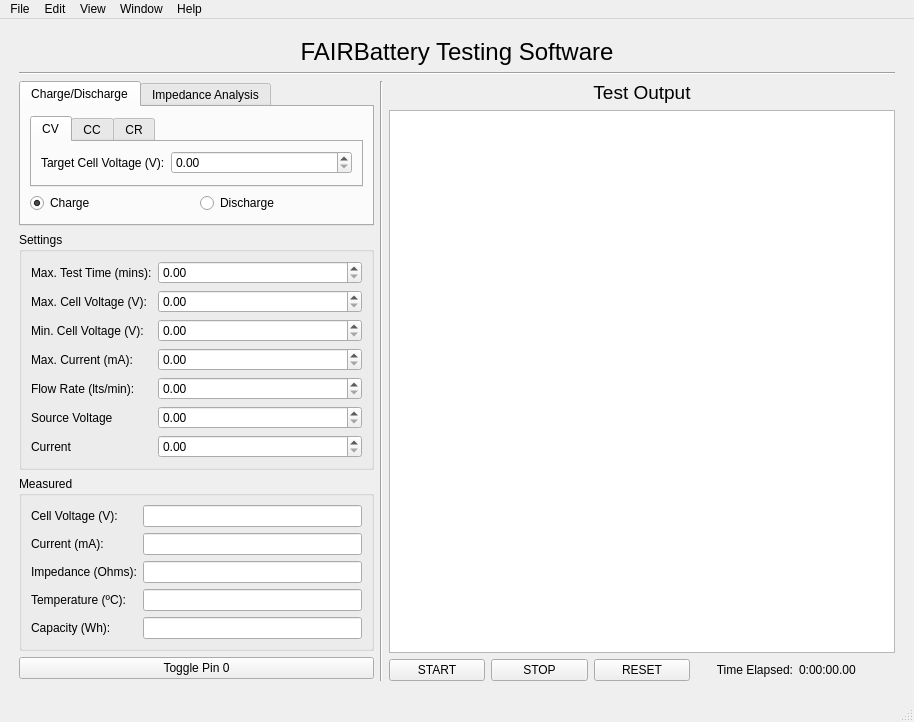
Above: Battery_Testing_Software/examples/101_project/UI/BatteryChargerUI.ui from nelfy22/FAIR-Battery before the change. Below: the same form after it.
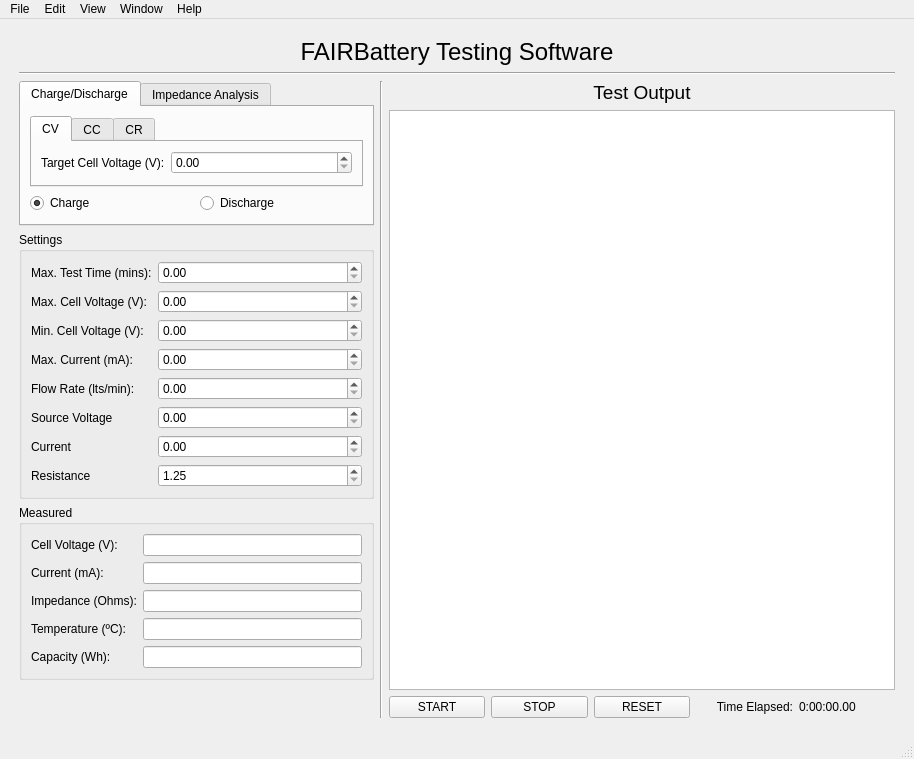
That is the form after the change. Custom widgets are drawn as their Qt base class.

Commit message: Implement resistance bank and add config

```diff
--- a/Battery_Testing_Software/examples/101_project/UI/BatteryChargerUI.ui
+++ b/Battery_Testing_Software/examples/101_project/UI/BatteryChargerUI.ui
@@ -7,7 +7,7 @@
     <x>0</x>
     <y>0</y>
     <width>914</width>
-    <height>722</height>
+    <height>759</height>
    </rect>
   </property>
   <property name="windowTitle">
@@ -451,6 +451,23 @@
                  </property>
                 </widget>
                </item>
+               <item row="7" column="0">
+                <widget class="QLabel" name="label_9">
+                 <property name="text">
+                  <string>Resistance</string>
+                 </property>
+                </widget>
+               </item>
+               <item row="7" column="1">
+                <widget class="QDoubleSpinBox" name="resistance_spinbox">
+                 <property name="minimum">
+                  <double>1.250000000000000</double>
+                 </property>
+                 <property name="maximum">
+                  <double>130.250000000000000</double>
+                 </property>
+                </widget>
+               </item>
               </layout>
              </item>
             </layout>
@@ -547,16 +564,6 @@
             </layout>
            </widget>
           </item>
-          <item>
-           <widget class="QPushButton" name="TogglePin0">
-            <property name="text">
-             <string>Toggle Pin 0</string>
-            </property>
-            <property name="autoDefault">
-             <bool>false</bool>
-            </property>
-           </widget>
-          </item>
           <item>
            <spacer name="verticalSpacer">
             <property name="orientation">
```
Left out of the diff: 89 changed lines with no effect on the pictures. The commit also changes 4 other files.
